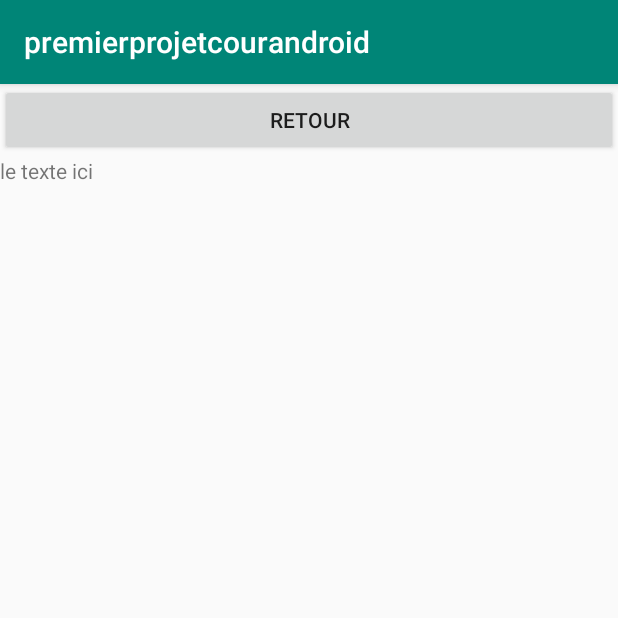
After one commit to alphadream1/premierProjetAndroidEnCour, an Android app: the SecondActivity screen opened directly, with no data from a screen before it, on a phone screen of 412 x 824 dp, the top half of it. The commit adds this screen. Run offline under Robolectric (Android 15) with nearby library versions, the phone set to English and light mode, and no system bars.

Commit message:
evolution et commit fin de matinée

```diff
--- a/app/src/main/AndroidManifest.xml
+++ b/app/src/main/AndroidManifest.xml
@@ -17,6 +17,7 @@
                 <category android:name="android.intent.category.LAUNCHER" />
             </intent-filter>
         </activity>
+        <activity android:name=".SecondActivity" />
 
     </application>
 
--- /dev/null
+++ b/app/src/main/java/com/example/premierprojetcourandroid/SecondActivity.java
@@ -0,0 +1,41 @@
+package com.example.premierprojetcourandroid;
+
+import android.content.Intent;
+import android.os.Bundle;
+import android.support.annotation.Nullable;
+import android.support.v7.app.AppCompatActivity;
+import android.view.View;
+import android.widget.Button;
+import android.widget.TextView;
+
+public class SecondActivity extends AppCompatActivity implements View.OnClickListener {
+
+    private Button btRetour;
+    private TextView tvDeuxiemeEcran;
+
+    @Override
+    protected void onCreate(@Nullable Bundle savedInstanceState) {
+        super.onCreate(savedInstanceState);
+        setContentView(R.layout.activity_second);
+        btRetour = findViewById(R.id.btRetour);
+        tvDeuxiemeEcran = findViewById(R.id.tvDeuxiemeEcran);
+
+        btRetour.setOnClickListener(this);
+        if (getIntent().getExtras() != null) {
+            String valeur = getIntent().getExtras().getString("maCle");
+            //  String valeur = getIntent().getStringExtra("maCle");
+            tvDeuxiemeEcran.setText(valeur);
+        }
+
+    }
+
+
+    @Override
+    public void onClick(View v) {
+        if (v == btRetour) {
+            Intent intent = new Intent(this, MainActivity.class);
+            startActivity(intent);
+            finish();
+        }
+    }
+}
--- /dev/null
+++ b/app/src/main/res/layout/activity_second.xml
@@ -0,0 +1,20 @@
+<?xml version="1.0" encoding="utf-8"?>
+<LinearLayout xmlns:android="http://schemas.android.com/apk/res/android"
+    android:layout_width="match_parent"
+    android:layout_height="wrap_content"
+    android:orientation="vertical">
+
+    <Button
+        android:id="@+id/btRetour"
+        android:layout_width="match_parent"
+        android:layout_height="wrap_content"
+        android:layout_weight="1"
+        android:text="@string/retour" />
+
+    <TextView
+        android:id="@+id/tvDeuxiemeEcran"
+        android:layout_width="match_parent"
+        android:layout_height="wrap_content"
+        android:layout_weight="1"
+        android:text="@string/le_texte_ici" />
+</LinearLayout>
--- a/app/src/main/res/values/strings.xml
+++ b/app/src/main/res/values/strings.xml
@@ -10,4 +10,7 @@
     <string name="saisir_votre_nom_ici">Saisir votre nom ici</string>
     <string name="valider">Valider</string>
     <string name="next" />
+    <string name="le_texte_ici">le texte ici</string>
+    <string name="retour">retour</string>
+    <string name="next_screen">Next Screen</string>
 </resources>
```
Also changed, not shown: app/src/main/java/com/example/premierprojetcourandroid/MainActivity.java (+56 -2 lines), app/src/main/res/layout/activity_main.xml (+8 -0 lines).
